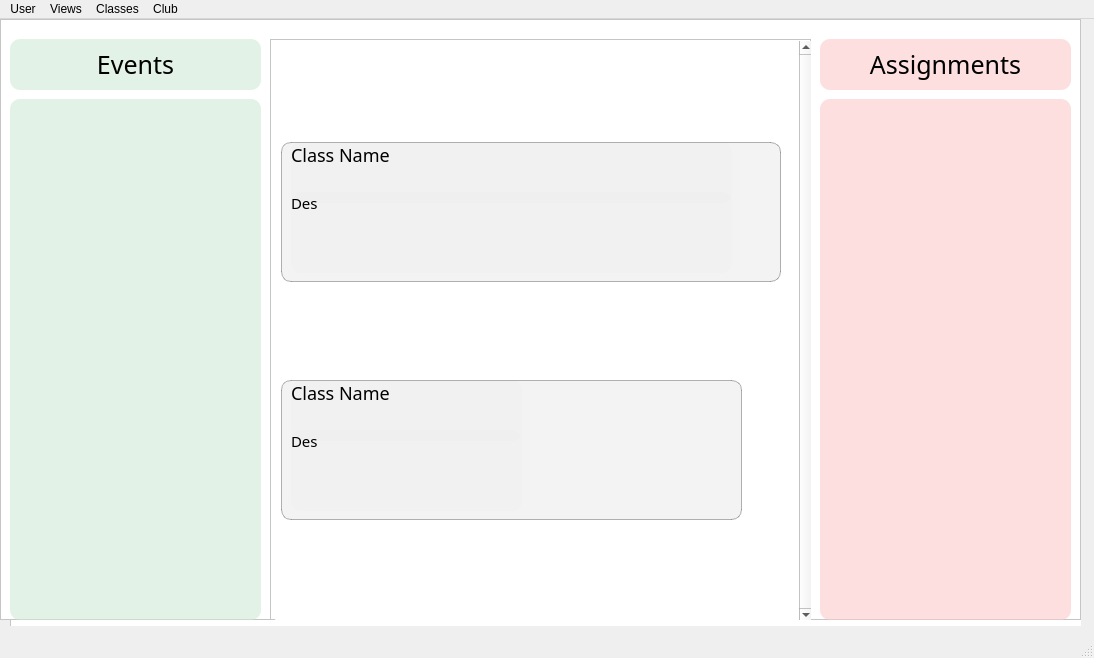
Before: the Qt Designer form root_copy copy.ui in tejashwinn/22-01-2022, drawn with Qt 5.
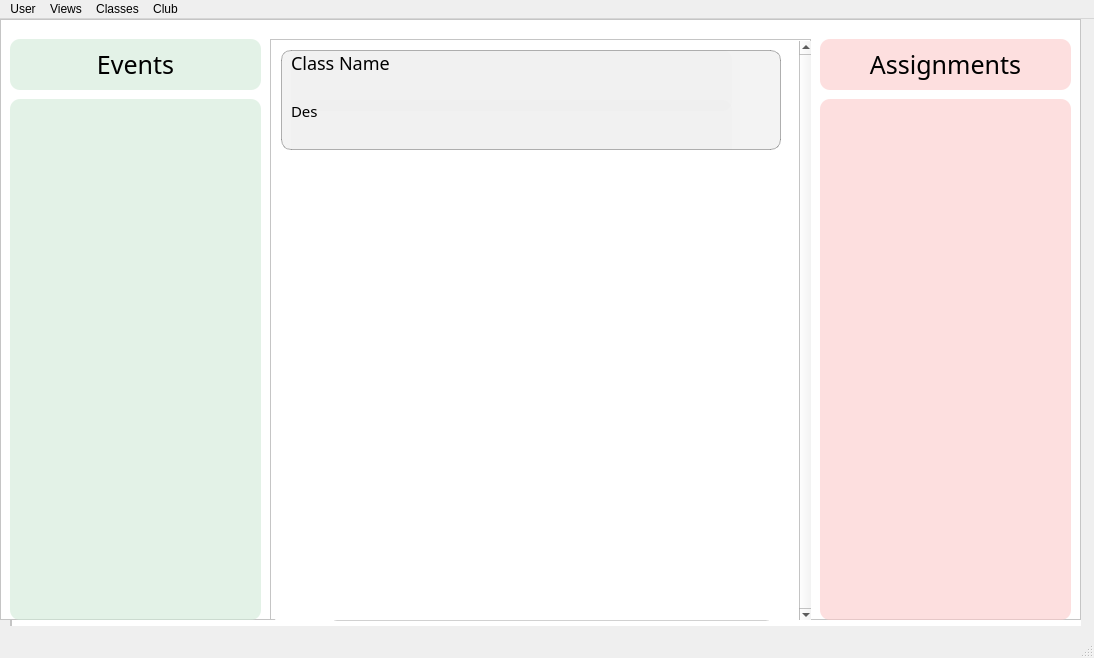
After: the same form once the commit is applied. Icons and pictures are not drawn.

The edit to the form file:
```diff
--- a/root_copy copy.ui
+++ b/root_copy copy.ui
@@ -752,7 +752,7 @@
          <rect>
           <x>10</x>
           <y>10</y>
-          <width>81</width>
+          <width>441</width>
           <height>30</height>
          </rect>
         </property>
@@ -1672,135 +1672,26 @@
          </widget>
         </item>
         <item>
-         <widget class="QFrame" name="class_view_frame_2">
-          <property name="minimumSize">
-           <size>
-            <width>250</width>
-            <height>100</height>
-           </size>
+         <spacer name="verticalSpacer">
+          <property name="orientation">
+           <enum>Qt::Vertical</enum>
           </property>
-          <property name="maximumSize">
+          <property name="sizeHint" stdset="0">
            <size>
-            <width>461</width>
-            <height>140</height>
+            <width>20</width>
+            <height>40</height>
            </size>
           </property>
-          <property name="cursor">
-           <cursorShape>PointingHandCursor</cursorShape>
-          </property>
-          <property name="styleSheet">
-           <string notr="true">*{
-position: absolute;
-width: 370px;
-height: 110px;
-left: 7px;
-top: 28px;
-
-background: rgba(0, 0, 0, 0.05);
-border: 1px solid rgba(0, 0, 0, 0.3);
-box-sizing: border-box;
-border-radius: 10px}</string>
-          </property>
-          <property name="frameShape">
-           <enum>QFrame::StyledPanel</enum>
-          </property>
-          <property name="frameShadow">
-           <enum>QFrame::Raised</enum>
-          </property>
-          <widget class="QLabel" name="class_view_cass_name_label_2">
-           <property name="geometry">
-            <rect>
-             <x>10</x>
-             <y>0</y>
-             <width>231</width>
-             <height>61</height>
-            </rect>
-           </property>
-           <property name="font">
-            <font>
-             <family>Poppins</family>
-             <pointsize>-1</pointsize>
-             <weight>50</weight>
-             <italic>false</italic>
-             <bold>false</bold>
-            </font>
-           </property>
-           <property name="cursor">
-            <cursorShape>PointingHandCursor</cursorShape>
-           </property>
-           <property name="styleSheet">
-            <string notr="true">position: absolute;
-left: 20px;
-right: 30px;
-top: 10px;
-bottom: 10px;
-
-font-family: Poppins;
-font-style: normal;
-font-weight: normal;
-font-size: 18px;
-line-height: 37px;
-letter-spacing: 0.05em;
-background: rgba(0, 0, 0, 0.01);
-color: #000000;
-border:0px</string>
-           </property>
-           <property name="text">
-            <string>Class Name</string>
-           </property>
-           <property name="alignment">
-            <set>Qt::AlignLeading|Qt::AlignLeft|Qt::AlignTop</set>
-           </property>
-           <property name="wordWrap">
-            <bool>true</bool>
-           </property>
-          </widget>
-          <widget class="QLabel" name="class_view_class_des_label_2">
-           <property name="geometry">
-            <rect>
-             <x>10</x>
-             <y>50</y>
-             <width>231</width>
-             <height>81</height>
-            </rect>
-           </property>
-           <property name="cursor">
-            <cursorShape>PointingHandCursor</cursorShape>
-           </property>
-           <property name="styleSheet">
-            <string notr="true">position: absolute;
-left: 20px;
-right: 30px;
-top: 10px;
-bottom: 10px;
-
-font-family: Poppins;
-font-style: normal;
-font-weight: normal;
-font-size: 15px;
-line-height: 37px;
-letter-spacing: 0.05em;
-background: rgba(0, 0, 0, 0.01);
-color: #000000;
-border:0px;</string>
-           </property>
-           <property name="text">
-            <string>Des</string>
-           </property>
-           <property name="alignment">
-            <set>Qt::AlignLeading|Qt::AlignLeft|Qt::AlignTop</set>
-           </property>
-           <property name="wordWrap">
-            <bool>true</bool>
-           </property>
-          </widget>
-         </widget>
+         </spacer>
         </item>
        </layout>
       </widget>
      </widget>
     </widget>
    </widget>
+   <zorder>in_outer_frame</zorder>
+   <zorder>up_outer_frame</zorder>
+   <zorder>main_class_frame</zorder>
   </widget>
   <widget class="QMenuBar" name="menubar">
    <property name="geometry">
```
